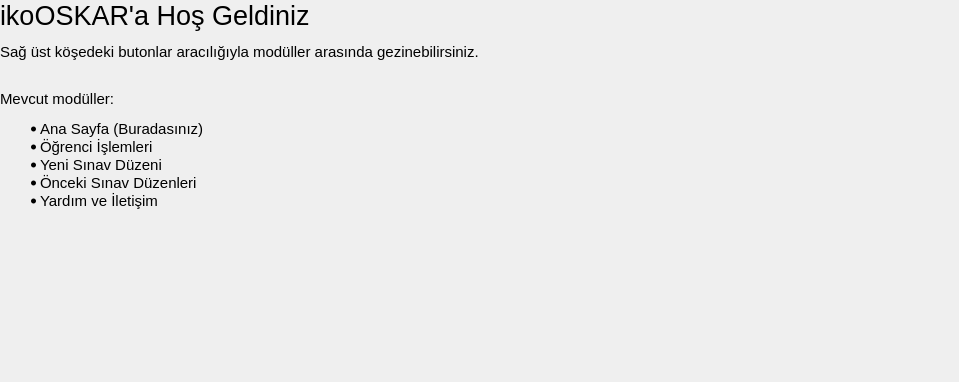
Before: the Qt Designer form src/UI/WelcomeUi/welcomeui.ui in ikolomiko/ikooskar-qt, drawn with Qt 5.
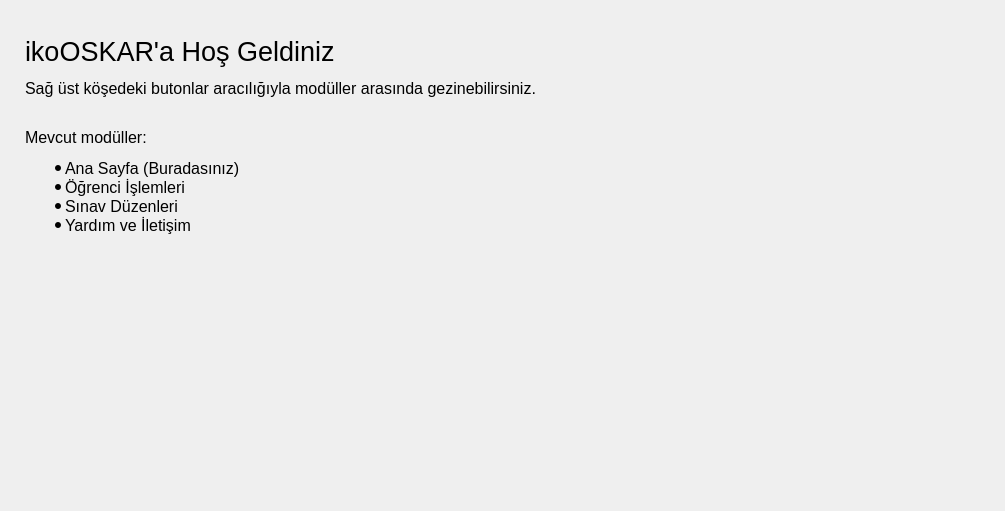
After: the same form once the commit is applied. Icons and pictures are not drawn.

Commit message: welcomeui: make the content bigger and responsive

```diff
--- a/src/UI/WelcomeUi/welcomeui.ui
+++ b/src/UI/WelcomeUi/welcomeui.ui
@@ -6,8 +6,8 @@
    <rect>
     <x>0</x>
     <y>0</y>
-    <width>959</width>
-    <height>382</height>
+    <width>1005</width>
+    <height>511</height>
    </rect>
   </property>
   <property name="windowTitle">
@@ -30,6 +30,113 @@
     <number>0</number>
    </property>
    <item>
+    <widget class="QFrame" name="frmV">
+     <property name="frameShape">
+      <enum>QFrame::NoFrame</enum>
+     </property>
+     <property name="frameShadow">
+      <enum>QFrame::Raised</enum>
+     </property>
+     <layout class="QVBoxLayout" name="verticalLayout">
+      <property name="leftMargin">
+       <number>0</number>
+      </property>
+      <property name="topMargin">
+       <number>0</number>
+      </property>
+      <property name="rightMargin">
+       <number>0</number>
+      </property>
+      <property name="bottomMargin">
+       <number>0</number>
+      </property>
+      <item>
+       <widget class="QFrame" name="frmTop">
+        <property name="sizePolicy">
+         <sizepolicy hsizetype="Preferred" vsizetype="Minimum">
+          <horstretch>0</horstretch>
+          <verstretch>0</verstretch>
+         </sizepolicy>
+        </property>
+        <property name="maximumSize">
+         <size>
+          <width>16777215</width>
+          <height>30</height>
+         </size>
+        </property>
+        <property name="frameShape">
+         <enum>QFrame::NoFrame</enum>
+        </property>
+        <property name="frameShadow">
+         <enum>QFrame::Raised</enum>
+        </property>
+        <layout class="QVBoxLayout" name="verticalLayout_3">
+         <property name="leftMargin">
+          <number>0</number>
+         </property>
+         <property name="topMargin">
+          <number>0</number>
+         </property>
+         <property name="rightMargin">
+          <number>0</number>
+         </property>
+         <property name="bottomMargin">
+          <number>0</number>
+         </property>
+         <item>
+          <spacer name="verticalSpacer_2">
+           <property name="orientation">
+            <enum>Qt::Vertical</enum>
+           </property>
+           <property name="sizeHint" stdset="0">
+            <size>
+             <width>20</width>
+             <height>27</height>
+            </size>
+           </property>
+          </spacer>
+         </item>
+        </layout>
+       </widget>
+      </item>
+      <item>
+       <widget class="QFrame" name="frmRoot">
+        <property name="frameShape">
+         <enum>QFrame::NoFrame</enum>
+        </property>
+        <property name="frameShadow">
+         <enum>QFrame::Raised</enum>
+        </property>
+        <layout class="QHBoxLayout" name="horizontalLayout_2">
+         <property name="spacing">
+          <number>10</number>
+         </property>
+         <property name="leftMargin">
+          <number>0</number>
+         </property>
+         <property name="topMargin">
+          <number>0</number>
+         </property>
+         <property name="rightMargin">
+          <number>0</number>
+         </property>
+         <property name="bottomMargin">
+          <number>0</number>
+         </property>
+         <item>
+          <spacer name="horizontalSpacer">
+           <property name="orientation">
+            <enum>Qt::Horizontal</enum>
+           </property>
+           <property name="sizeHint" stdset="0">
+            <size>
+             <width>40</width>
+             <height>20</height>
+            </size>
+           </property>
+          </spacer>
+         </item>
+         <item>
     <widget class="QLabel" name="lblText">
      <property name="font">
       <font>
@@ -37,27 +144,84 @@
       </font>
      </property>
      <property name="text">
-      <string>&lt;html&gt;&lt;head/&gt;&lt;body&gt;&lt;p&gt;&lt;span style=&quot; font-size:20pt;&quot;&gt;ikoOSKAR'a Hoş Geldiniz&lt;/span&gt;&lt;/p&gt;&lt;p&gt;Sağ üst köşedeki butonlar aracılığıyla modüller arasında gezinebilirsiniz.&lt;br/&gt;&lt;/p&gt;&lt;p&gt;Mevcut modüller: &lt;/p&gt;&lt;ul style=&quot;margin-top: 0px; margin-bottom: 0px; margin-left: 0px; margin-right: 0px; -qt-list-indent: 1;&quot;&gt;&lt;li style=&quot; margin-top:12px; margin-bottom:0px; margin-left:0px; margin-right:0px; -qt-block-indent:0; text-indent:0px;&quot;&gt;Ana Sayfa (Buradasınız)&lt;/li&gt;&lt;li style=&quot; margin-top:0px; margin-bottom:0px; margin-left:0px; margin-right:0px; -qt-block-indent:0; text-indent:0px;&quot;&gt;Öğrenci İşlemleri&lt;/li&gt;&lt;li style=&quot; margin-top:0px; margin-bottom:0px; margin-left:0px; margin-right:0px; -qt-block-indent:0; text-indent:0px;&quot;&gt;Yeni Sınav Düzeni&lt;/li&gt;&lt;li style=&quot; margin-top:0px; margin-bottom:0px; margin-left:0px; margin-right:0px; -qt-block-indent:0; text-indent:0px;&quot;&gt;Önceki Sınav Düzenleri&lt;/li&gt;&lt;li style=&quot; margin-top:0px; margin-bottom:12px; margin-left:0px; margin-right:0px; -qt-block-indent:0; text-indent:0px;&quot;&gt;Yardım ve İletişim &lt;/li&gt;&lt;/ul&gt;&lt;/body&gt;&lt;/html&gt;</string>
+            <string>&lt;html&gt;&lt;head/&gt;&lt;body&gt;
+&lt;p&gt;&lt;span style=&quot; font-size:20pt; margin-top:0px; margin-bottom:0px; margin-left:0px; margin-right:0px; -qt-block-indent:0; text-indent:0px;&quot;&gt;ikoOSKAR'a Hoş Geldiniz&lt;/span&gt;&lt;/p&gt;
+&lt;p style=&quot;font-size:12pt;&quot;&gt;Sağ üst köşedeki butonlar aracılığıyla modüller arasında gezinebilirsiniz.&lt;br/&gt;&lt;/p&gt;
+&lt;p style=&quot;font-size:12pt;&quot;&gt;Mevcut modüller: &lt;/p&gt;
+&lt;ul style=&quot;font-size:12pt; margin-top: 0px; margin-bottom: 0px; margin-left: 0px; margin-right: 0px; -qt-list-indent: 1;&quot;&gt;
+&lt;li style=&quot; margin-top:12px; margin-bottom:0px; margin-left:0px; margin-right:0px; -qt-block-indent:0; text-indent:0px;&quot;&gt;Ana Sayfa (Buradasınız)&lt;/li&gt;
+&lt;li style=&quot; margin-top:0px; margin-bottom:0px; margin-left:0px; margin-right:0px; -qt-block-indent:0; text-indent:0px;&quot;&gt;Öğrenci İşlemleri&lt;/li&gt;
+&lt;li style=&quot; margin-top:0px; margin-bottom:0px; margin-left:0px; margin-right:0px; -qt-block-indent:0; text-indent:0px;&quot;&gt;Sınav Düzenleri&lt;/li&gt;
+&lt;li style=&quot; margin-top:0px; margin-bottom:12px; margin-left:0px; margin-right:0px; -qt-block-indent:0; text-indent:0px;&quot;&gt;Yardım ve İletişim &lt;/li&gt;
+&lt;/ul&gt;
+&lt;/body&gt;&lt;/html&gt;</string>
      </property>
      <property name="alignment">
       <set>Qt::AlignLeading|Qt::AlignLeft|Qt::AlignTop</set>
      </property>
+           <property name="wordWrap">
+            <bool>false</bool>
+           </property>
      <property name="margin">
-      <number>20</number>
+            <number>10</number>
      </property>
     </widget>
    </item>
    <item>
-    <layout class="QVBoxLayout" name="verticalLayout">
+          <spacer name="horizontalSpacer_2">
+           <property name="orientation">
+            <enum>Qt::Horizontal</enum>
+           </property>
+           <property name="sizeHint" stdset="0">
+            <size>
+             <width>40</width>
+             <height>20</height>
+            </size>
+           </property>
+          </spacer>
+         </item>
+         <item>
+          <widget class="QFrame" name="frmIcon">
+           <property name="frameShape">
+            <enum>QFrame::NoFrame</enum>
+           </property>
+           <property name="frameShadow">
+            <enum>QFrame::Raised</enum>
+           </property>
+           <layout class="QVBoxLayout" name="verticalLayout_2">
+            <property name="leftMargin">
+             <number>10</number>
+            </property>
+            <property name="topMargin">
+             <number>0</number>
+            </property>
+            <property name="rightMargin">
+             <number>0</number>
+            </property>
+            <property name="bottomMargin">
+             <number>0</number>
+            </property>
      <item>
       <widget class="QPushButton" name="btnIcon">
        <property name="enabled">
         <bool>false</bool>
        </property>
+              <property name="sizePolicy">
+               <sizepolicy hsizetype="Minimum" vsizetype="Minimum">
+                <horstretch>0</horstretch>
+                <verstretch>0</verstretch>
+               </sizepolicy>
+              </property>
+              <property name="minimumSize">
+               <size>
+                <width>400</width>
+                <height>0</height>
+               </size>
+              </property>
        <property name="maximumSize">
         <size>
-         <width>532</width>
-         <height>16777215</height>
+                <width>400</width>
+                <height>300</height>
         </size>
        </property>
        <property name="autoFillBackground">
@@ -74,8 +238,8 @@
        </property>
        <property name="iconSize">
         <size>
-         <width>320</width>
-         <height>320</height>
+                <width>400</width>
+                <height>400</height>
         </size>
        </property>
        <property name="checkable">
@@ -100,6 +264,39 @@
       </spacer>
      </item>
     </layout>
+          </widget>
+         </item>
+         <item>
+          <spacer name="horizontalSpacer_3">
+           <property name="orientation">
+            <enum>Qt::Horizontal</enum>
+           </property>
+           <property name="sizeHint" stdset="0">
+            <size>
+             <width>40</width>
+             <height>20</height>
+            </size>
+           </property>
+          </spacer>
+         </item>
+        </layout>
+       </widget>
+      </item>
+      <item>
+       <spacer name="verticalSpacer_3">
+        <property name="orientation">
+         <enum>Qt::Vertical</enum>
+        </property>
+        <property name="sizeHint" stdset="0">
+         <size>
+          <width>20</width>
+          <height>40</height>
+         </size>
+        </property>
+       </spacer>
+      </item>
+     </layout>
+    </widget>
    </item>
   </layout>
  </widget>
```
Lines whose indentation alone changed are shown as unchanged.
